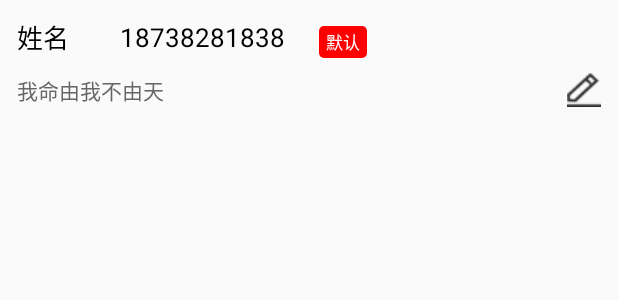
After one commit to tianbao722/-, an Android app: the layout layout_dizhi.xml on its own in the app's theme, with its tools: preview values and no code run, on a phone screen of 412 x 824 dp. The commit adds this screen. Shown: the top 300 px of the screen. Run offline under Robolectric (Android 15) with nearby library versions, the phone set to English and light mode, and no system bars.

Commit message:
电商项目

```diff
--- a/app/src/main/java/com/example/xm2/interfaces/home/IHome.java
+++ b/app/src/main/java/com/example/xm2/interfaces/home/IHome.java
@@ -47,6 +47,7 @@ public interface IHome {
 
         //获取品牌制造商列表数据
         void getHomeZhiZaoResult(HomeZhiZhaoBean result);
+
     }
 
     interface RecommendPersenter extends IBasePresenter<RecommendView> {
--- a/app/src/main/java/com/example/xm2/model/homeapi/HomeApi.java
+++ b/app/src/main/java/com/example/xm2/model/homeapi/HomeApi.java
@@ -66,4 +66,7 @@ public interface HomeApi {
     //品牌制造商列表数据
     @GET("brand/list")
     Flowable<HomeZhiZhaoBean> getZhiZao(@Query("page") int page, @Query("size") int size);
+
+    //添加新地址
+
 }
--- a/app/src/main/java/com/example/xm2/model/shoppapi/ShoppApi.java
+++ b/app/src/main/java/com/example/xm2/model/shoppapi/ShoppApi.java
@@ -3,6 +3,7 @@ package com.example.xm2.model.shoppapi;
 import com.example.xm2.bean.ShoppAddBean;
 import com.example.xm2.bean.ShoppBean;
 import com.example.xm2.bean.ShoppDeleteBean;
+import com.example.xm2.bean.ShoppDiZhiBean;
 import com.example.xm2.bean.ShoppXiaDanBean;
 
 import java.util.HashMap;
@@ -22,7 +23,6 @@ public interface ShoppApi {
     @GET("cart/index")
     Flowable<ShoppBean> getShopp();
 
-
     //删除购物车某条数据
     @POST("cart/delete")
     @FormUrlEncoded
@@ -31,4 +31,8 @@ public interface ShoppApi {
     //下单界面数据
     @GET("cart/checkout?addressId=1&couponId=1")
     Flowable<ShoppXiaDanBean> getXiaDan(@Query("addressid") int addressid, @Query("couponid") int couponid);
+
+    //地址数据
+    @GET("address/list")
+    Flowable<ShoppDiZhiBean> getDiZhi(@Header("X-Nideshop-Token") String token);
 }
--- a/app/src/main/java/com/example/xm2/ui/my/MyFragment.java
+++ b/app/src/main/java/com/example/xm2/ui/my/MyFragment.java
@@ -111,7 +111,6 @@ public class MyFragment extends BaseFragment {
                 startActivity(intent);
             }
         });
-
     }
 
     @Override
--- a/app/src/main/java/com/example/xm2/ui/my/activity/AddDiZhiActivity.java
+++ b/app/src/main/java/com/example/xm2/ui/my/activity/AddDiZhiActivity.java
@@ -114,6 +114,9 @@ public class AddDiZhiActivity extends BaseActivity<IHome.RecommendPersenter> imp
             @Override
             public void onClick(View view) {
                 //保存地址
+
+
+
             }
         });
         //选择地址popupwindow
--- a/app/src/main/java/com/example/xm2/ui/shopp/ShoppFragment.java
+++ b/app/src/main/java/com/example/xm2/ui/shopp/ShoppFragment.java
@@ -18,6 +18,7 @@ import com.example.xm2.base.BaseFragment;
 import com.example.xm2.bean.ShoppAddBean;
 import com.example.xm2.bean.ShoppBean;
 import com.example.xm2.bean.ShoppDeleteBean;
+import com.example.xm2.bean.ShoppDiZhiBean;
 import com.example.xm2.bean.ShoppXiaDanBean;
 import com.example.xm2.interfaces.shopp.IShopp;
 import com.example.xm2.presenter.shopp.ShoppPresenter;
@@ -152,6 +153,11 @@ public class ShoppFragment extends BaseFragment<IShopp.Presenter> implements ISh
 
     @Override
     public void getShoppXiaDanResult(ShoppXiaDanBean result) {
+
+    }
+
+    @Override
+    public void getShoppDiZhiResult(ShoppDiZhiBean result) {
 
     }
 
--- a/app/src/main/java/com/example/xm2/ui/shopp/XiaDanActivity.java
+++ b/app/src/main/java/com/example/xm2/ui/shopp/XiaDanActivity.java
@@ -15,6 +15,7 @@ import com.example.xm2.R;
 import com.example.xm2.base.BaseActivity;
 import com.example.xm2.bean.ShoppBean;
 import com.example.xm2.bean.ShoppDeleteBean;
+import com.example.xm2.bean.ShoppDiZhiBean;
 import com.example.xm2.bean.ShoppXiaDanBean;
 import com.example.xm2.interfaces.shopp.IShopp;
 import com.example.xm2.presenter.shopp.ShoppPresenter;
@@ -132,6 +133,11 @@ public class XiaDanActivity extends BaseActivity<IShopp.Presenter> implements IS
     }
 
     @Override
+    public void getShoppDiZhiResult(ShoppDiZhiBean result) {
+
+    }
+
+    @Override
     public void showTips(String tips) {
 
     }
--- a/app/src/main/res/layout/activity_di_zhi.xml
+++ b/app/src/main/res/layout/activity_di_zhi.xml
@@ -18,8 +18,8 @@
         <androidx.recyclerview.widget.RecyclerView
             android:id="@+id/rlv_dizhi"
             android:layout_width="match_parent"
-            android:layout_height="match_parent"
-
+            android:background="#ffffff"
+            android:layout_height="wrap_content"
             app:layout_constraintLeft_toLeftOf="parent"
             app:layout_constraintRight_toRightOf="parent"
             app:layout_constraintTop_toTopOf="parent" />
--- /dev/null
+++ b/app/src/main/res/layout/layout_dizhi.xml
@@ -0,0 +1,68 @@
+<?xml version="1.0" encoding="utf-8"?>
+<androidx.constraintlayout.widget.ConstraintLayout xmlns:android="http://schemas.android.com/apk/res/android"
+    xmlns:app="http://schemas.android.com/apk/res-auto"
+    android:layout_width="match_parent"
+    android:layout_height="@dimen/dp_100"
+    android:padding="@dimen/sp_10">
+
+    <TextView
+        android:id="@+id/tv_name_dizhi"
+        android:layout_width="wrap_content"
+        android:layout_height="wrap_content"
+        android:text="姓名"
+        android:textColor="#000000"
+        android:textSize="@dimen/sp_15"
+        app:layout_constraintLeft_toLeftOf="parent"
+        app:layout_constraintTop_toTopOf="parent" />
+
+    <TextView
+        android:id="@+id/tv_phone_dizhi"
+        android:layout_width="wrap_content"
+        android:layout_height="wrap_content"
+        android:layout_marginLeft="@dimen/sp_30"
+        android:text="18738281838"
+        android:textColor="#000000"
+        android:textSize="@dimen/sp_15"
+        app:layout_constraintBottom_toBottomOf="@id/tv_name_dizhi"
+        app:layout_constraintLeft_toRightOf="@id/tv_name_dizhi"
+        app:layout_constraintTop_toTopOf="@id/tv_name_dizhi" />
+
+    <TextView
+        android:id="@+id/tv_moren"
+        android:layout_width="wrap_content"
+        android:layout_height="wrap_content"
+        android:layout_marginLeft="@dimen/sp_20"
+        android:layout_marginTop="@dimen/dp_5"
+        android:background="@drawable/shape_xiadan_moren"
+        android:gravity="center"
+        android:paddingLeft="@dimen/dp_4"
+        android:paddingTop="@dimen/dp_2"
+        android:paddingRight="@dimen/dp_4"
+        android:paddingBottom="@dimen/dp_2"
+        android:text="默认"
+        android:textColor="#ffffff"
+        android:textSize="@dimen/dp_10"
+        app:layout_constraintBottom_toBottomOf="@id/tv_name_dizhi"
+        app:layout_constraintLeft_toRightOf="@id/tv_phone_dizhi"
+        app:layout_constraintTop_toTopOf="@id/tv_name_dizhi" />
+
+    <TextView
+        android:id="@+id/tv_dizhi_dizhi"
+        android:layout_width="wrap_content"
+        android:layout_height="wrap_content"
+        android:layout_marginTop="@dimen/dp_10"
+        android:text="我命由我不由天"
+        android:textColor="#666666"
+        android:textSize="@dimen/sp_12"
+        app:layout_constraintLeft_toLeftOf="parent"
+        app:layout_constraintTop_toBottomOf="@id/tv_name_dizhi" />
+
+    <ImageView
+        android:id="@+id/iv_bianji"
+        android:layout_width="@dimen/sp_20"
+        android:layout_height="@dimen/sp_20"
+        android:src="@mipmap/dizhibianji"
+        app:layout_constraintBottom_toBottomOf="@id/tv_dizhi_dizhi"
+        app:layout_constraintRight_toRightOf="parent"
+        app:layout_constraintTop_toTopOf="@+id/tv_dizhi_dizhi" />
+</androidx.constraintlayout.widget.ConstraintLayout>
```
Also changed, not shown: app/src/main/java/com/example/xm2/bean/ShoppDiZhiBean.java (added, +185 -0 lines), app/src/main/java/com/example/xm2/interfaces/shopp/IShopp.java (+8 -2 lines), app/src/main/java/com/example/xm2/presenter/shopp/ShoppPresenter.java (+18 -0 lines), app/src/main/java/com/example/xm2/ui/my/activity/DiZhiActivity.java (+58 -15 lines), app/src/main/java/com/example/xm2/ui/my/adapter/DiZhiAdapter.java (added, +63 -0 lines), app/src/main/res/mipmap-xhdpi/dizhibianji.png (added).
